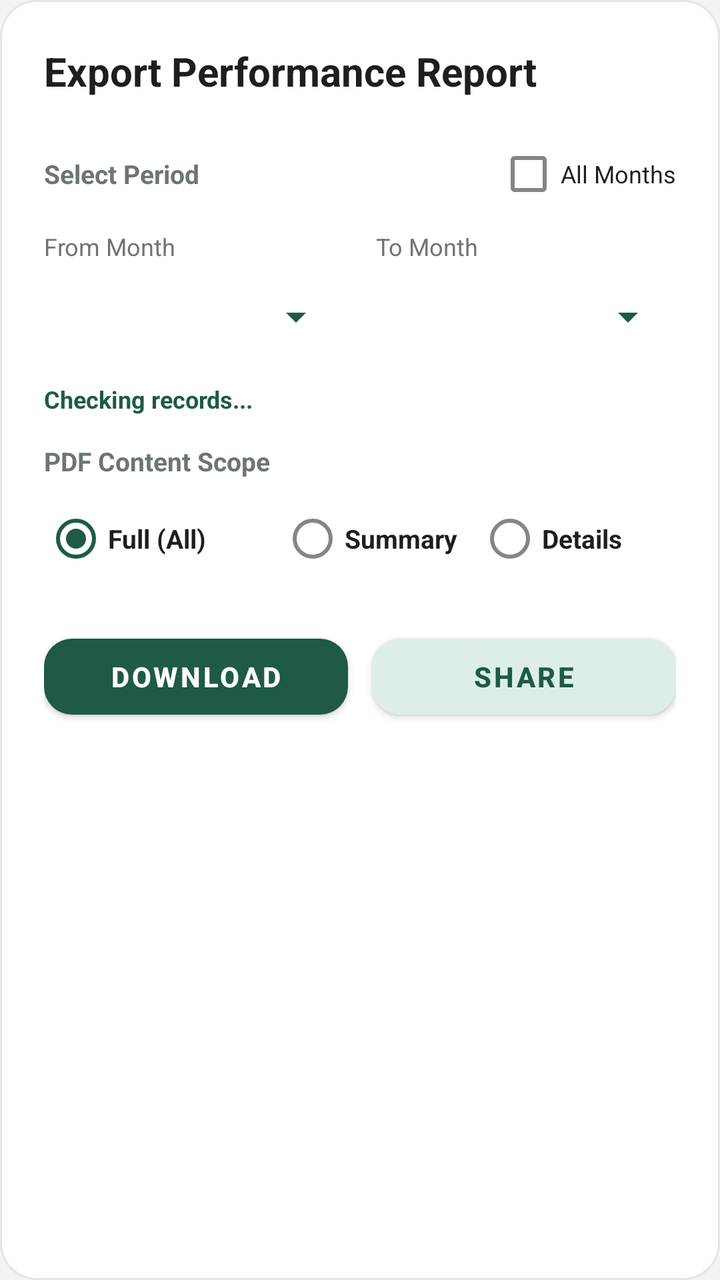
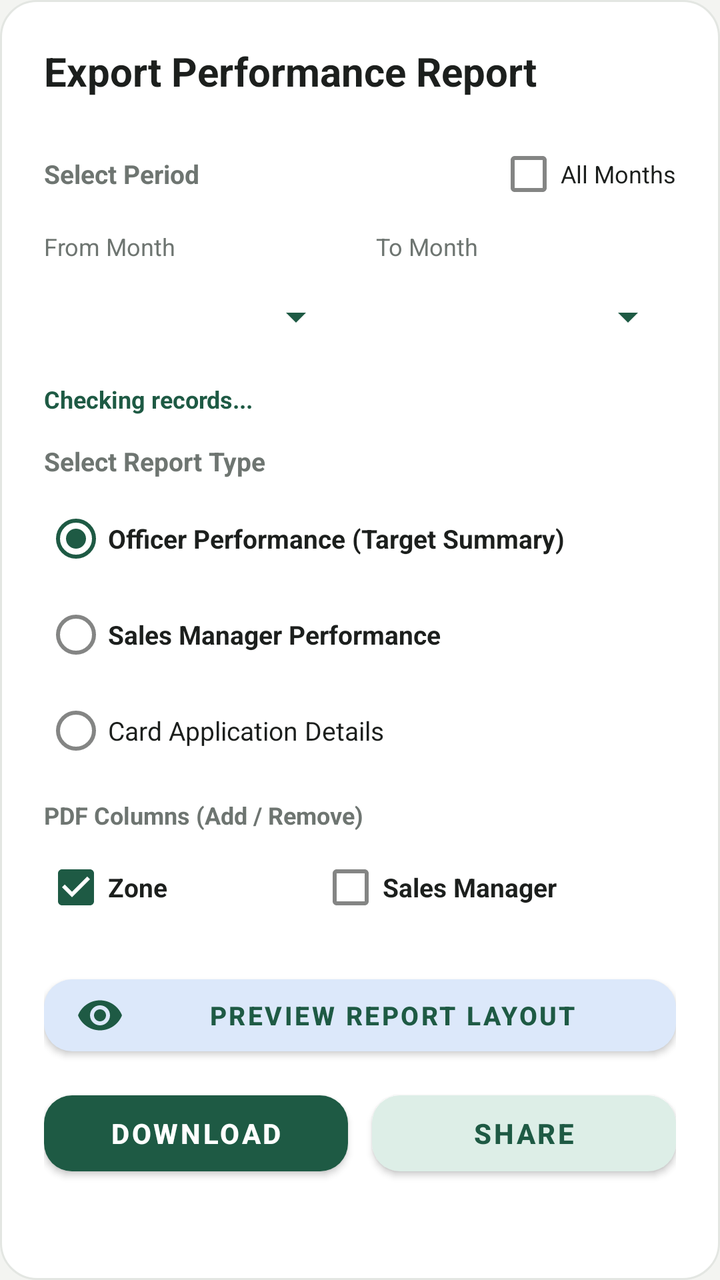

An Android layout rendered at two revisions. The XML below is the earlier revision; the diff shows what the commit changed to produce the second picture.
<!-- AndroidManifest.xml: application theme Theme.PerformanceTracker -->
<!-- res/layout/dialog_export_report.xml -->
<?xml version="1.0" encoding="utf-8"?>
<LinearLayout
     xmlns:android="http://schemas.android.com/apk/res/android"
     xmlns:app="http://schemas.android.com/apk/res-auto"
     android:layout_height="wrap_content"
     android:layout_width="match_parent"
     android:background="@drawable/bg_card_rounded"
     android:padding="22dp"
     android:orientation="vertical">

    <TextView
         android:layout_height="wrap_content"
         android:layout_width="match_parent"
         android:layout_marginBottom="14dp"
         android:textSize="20sp"
         android:textColor="@color/text_primary"
         android:id="@+id/tvExportTitle"
         android:text="Export Performance Report"
         android:textStyle="bold" />

    
    <LinearLayout
         android:id="@+id/layoutFormatSelection"
         android:layout_height="wrap_content"
         android:layout_width="match_parent"
         android:orientation="vertical"
         android:visibility="gone">

        <TextView
             android:id="@+id/tvFormatHeader"
             android:layout_height="wrap_content"
             android:layout_width="wrap_content"
             android:textColor="@color/text_secondary"
             android:text="Export Format"
             android:textSize="13sp"
             android:textStyle="bold" />

        <RadioGroup
             android:layout_height="wrap_content"
             android:layout_width="match_parent"
             android:layout_marginTop="6dp"
             android:layout_marginBottom="14dp"
             android:orientation="horizontal"
             android:id="@+id/rgExportFormat">

            <RadioButton
                 android:layout_height="wrap_content"
                 android:layout_width="0dp"
                 android:layout_weight="1"
                 android:textColor="@color/text_primary"
                 android:checked="true"
                 android:id="@+id/rbFormatXlsx"
                 android:text="Excel (.xlsx)"
                 android:textSize="13sp"
                 android:textStyle="bold" />

            <RadioButton
                 android:layout_height="wrap_content"
                 android:layout_width="0dp"
                 android:layout_weight="1"
                 android:textColor="@color/text_primary"
                 android:id="@+id/rbFormatCsv"
                 android:text="CSV (.csv)"
                 android:textSize="13sp"
                 android:textStyle="bold" />

            <RadioButton
                 android:layout_height="wrap_content"
                 android:layout_width="0dp"
                 android:layout_weight="1"
                 android:textColor="@color/text_primary"
                 android:id="@+id/rbFormatPdf"
                 android:text="PDF (.pdf)"
                 android:textSize="13sp"
                 android:textStyle="bold" />

        </RadioGroup>
    </LinearLayout>

    
    <LinearLayout
         android:layout_height="wrap_content"
         android:layout_width="match_parent"
         android:orientation="horizontal"
         android:gravity="center_vertical"
         android:layout_marginBottom="4dp">

        <TextView
             android:layout_height="wrap_content"
             android:layout_width="0dp"
             android:layout_weight="1"
             android:textColor="@color/text_secondary"
             android:text="Select Period"
             android:textSize="13sp"
             android:textStyle="bold" />

        <com.google.android.material.checkbox.MaterialCheckBox
             android:id="@+id/cbAllMonths"
             android:layout_width="wrap_content"
             android:layout_height="wrap_content"
             android:text="All Months"
             android:textSize="12sp"
             android:textColor="@color/text_primary" />
    </LinearLayout>

    <LinearLayout
         android:id="@+id/layoutMonthSpinners"
         android:layout_height="wrap_content"
         android:layout_width="match_parent"
         android:weightSum="2"
         android:layout_marginBottom="10dp"
         android:orientation="horizontal">

        <LinearLayout
             android:layout_height="wrap_content"
             android:layout_width="0dp"
             android:layout_marginEnd="8dp"
             android:orientation="vertical"
             android:layout_weight="1">

            <TextView
                 android:layout_height="wrap_content"
                 android:layout_width="wrap_content"
                 android:textColor="@color/text_secondary"
                 android:text="From Month"
                 android:textSize="12sp" />

            <Spinner
                 android:layout_height="46dp"
                 android:layout_width="match_parent"
                 android:backgroundTint="@color/primary"
                 android:layout_marginTop="4dp"
                 android:id="@+id/spinnerFromMonth" />

        </LinearLayout>

        <LinearLayout
             android:layout_height="wrap_content"
             android:layout_width="0dp"
             android:orientation="vertical"
             android:layout_marginStart="8dp"
             android:layout_weight="1">

            <TextView
                 android:layout_height="wrap_content"
                 android:layout_width="wrap_content"
                 android:textColor="@color/text_secondary"
                 android:text="To Month"
                 android:textSize="12sp" />

            <Spinner
                 android:layout_height="46dp"
                 android:layout_width="match_parent"
                 android:backgroundTint="@color/primary"
                 android:layout_marginTop="4dp"
                 android:id="@+id/spinnerToMonth" />

        </LinearLayout>

    </LinearLayout>

    
    <TextView
         android:id="@+id/tvExportRecordCount"
         android:layout_width="match_parent"
         android:layout_height="wrap_content"
         android:text="Checking records..."
         android:textSize="12sp"
         android:textStyle="bold"
         android:textColor="@color/primary"
         android:layout_marginBottom="14dp" />

    
    <LinearLayout
         android:id="@+id/layoutPdfContentOptions"
         android:layout_height="wrap_content"
         android:layout_width="match_parent"
         android:orientation="vertical">

        <TextView
             android:id="@+id/tvReportContentType"
             android:layout_height="wrap_content"
             android:layout_width="wrap_content"
             android:textColor="@color/text_secondary"
             android:text="PDF Content Scope"
             android:textSize="13sp"
             android:textStyle="bold" />

        <RadioGroup
             android:layout_height="wrap_content"
             android:layout_width="match_parent"
             android:layout_marginTop="6dp"
             android:layout_marginBottom="20dp"
             android:orientation="horizontal"
             android:id="@+id/rgExportType">

            <RadioButton
                 android:layout_height="wrap_content"
                 android:layout_width="0dp"
                 android:layout_weight="1.2"
                 android:textColor="@color/text_primary"
                 android:checked="true"
                 android:id="@+id/rbFullReport"
                 android:text="Full (All)"
                 android:textSize="13sp"
                 android:textStyle="bold" />

            <RadioButton
                 android:layout_height="wrap_content"
                 android:layout_width="0dp"
                 android:layout_weight="1"
                 android:textColor="@color/text_primary"
                 android:id="@+id/rbSummary"
                 android:text="Summary"
                 android:textSize="13sp"
                 android:textStyle="bold" />

            <RadioButton
                 android:layout_height="wrap_content"
                 android:layout_width="0dp"
                 android:layout_weight="1"
                 android:textColor="@color/text_primary"
                 android:id="@+id/rbDetails"
                 android:text="Details"
                 android:textSize="13sp"
                 android:textStyle="bold" />

        </RadioGroup>
    </LinearLayout>

    
    <LinearLayout
         android:id="@+id/layoutExcelContentOptions"
         android:layout_height="wrap_content"
         android:layout_width="match_parent"
         android:layout_marginTop="2dp"
         android:layout_marginBottom="20dp"
         android:orientation="vertical"
         android:visibility="gone">

        <TextView
             android:id="@+id/tvExcelContentHeader"
             android:layout_height="wrap_content"
             android:layout_width="wrap_content"
             android:textColor="@color/text_secondary"
             android:text="Report Content (Columns &amp; Sheets)"
             android:textSize="13sp"
             android:textStyle="bold"
             android:layout_marginBottom="6dp" />

        <LinearLayout
             android:layout_height="wrap_content"
             android:layout_width="match_parent"
             android:orientation="horizontal">

            <com.google.android.material.checkbox.MaterialCheckBox
                 android:id="@+id/cbExcelZone"
                 android:layout_width="0dp"
                 android:layout_height="wrap_content"
                 android:layout_weight="1"
                 android:checked="true"
                 android:text="Zone"
                 android:textSize="13sp"
                 android:textStyle="bold"
                 android:textColor="@color/text_primary" />

            <com.google.android.material.checkbox.MaterialCheckBox
                 android:id="@+id/cbExcelSalesManager"
                 android:layout_width="0dp"
                 android:layout_height="wrap_content"
                 android:layout_weight="1.3"
                 android:checked="false"
                 android:text="Sales Manager"
                 android:textSize="13sp"
                 android:textStyle="bold"
                 android:textColor="@color/text_primary" />

        </LinearLayout>

        <com.google.android.material.checkbox.MaterialCheckBox
             android:id="@+id/cbExcelApplicantDetails"
             android:layout_width="wrap_content"
             android:layout_height="wrap_content"
             android:checked="true"
             android:text="Include Applicant Details (Sheet 2)"
             android:textSize="12sp"
             android:textColor="@color/text_secondary" />

    </LinearLayout>

    
    <LinearLayout
         android:layout_height="wrap_content"
         android:layout_width="match_parent"
         android:weightSum="2"
         android:orientation="horizontal">

        <com.google.android.material.button.MaterialButton
             android:layout_height="50dp"
             android:layout_width="0dp"
             android:layout_weight="1"
             android:layout_marginEnd="6dp"
             app:backgroundTint="@color/primary"
             app:cornerRadius="14dp"
             app:elevation="0dp"
             android:textColor="#FFFFFF"
             android:id="@+id/btnDownloadReport"
             android:text="Download"
             android:textStyle="bold" />

        <com.google.android.material.button.MaterialButton
             android:layout_height="50dp"
             android:layout_width="0dp"
             android:layout_weight="1"
             android:layout_marginStart="6dp"
             app:backgroundTint="@color/badge_green_bg"
             app:cornerRadius="14dp"
             app:elevation="0dp"
             android:textColor="@color/badge_green_icon"
             android:id="@+id/btnShareReport"
             android:text="Share"
             android:textStyle="bold" />

    </LinearLayout>

</LinearLayout>
<!-- resources referenced by this layout -->
<resources>
  <color name="badge_green_bg">#DDEEE7</color>
  <color name="badge_green_icon">#1E5A44</color>
  <color name="primary">#1E5A44</color>
  <color name="text_primary">#1C1F1D</color>
  <color name="text_secondary">#6E7571</color>
  <!-- drawable bg_card_rounded (drawable) -->
  <?xml version="1.0" encoding="utf-8"?>
  <shape xmlns:android="http://schemas.android.com/apk/res/android">
      <solid android:color="@color/surface_card" />
      <stroke
          android:width="1dp"
          android:color="@color/card_stroke" />
      <corners android:radius="18dp" />
  </shape>
  <style name="Theme.PerformanceTracker" parent="Theme.MaterialComponents.Light.NoActionBar">
          <item name="colorPrimary">@color/primary</item>
          <item name="colorPrimaryVariant">@color/primary_dark</item>
          <item name="colorOnPrimary">@color/white</item>
          <item name="android:statusBarColor">@color/background</item>
          <item name="android:windowLightStatusBar">true</item>
          <item name="android:windowBackground">@color/background</item>
          <item name="colorSecondary">@color/secondary</item>
          <item name="colorSurface">@color/surface</item>
          <item name="colorOnSurface">@color/text_primary</item>
          <item name="colorControlNormal">@color/input_stroke_unfocused</item>
          <item name="colorControlActivated">@color/primary</item>
          <item name="android:textColorHint">@color/text_secondary</item>
          <item name="textInputStyle">@style/CustomOutlinedBox</item>
      </style>
  <color name="surface_card">#FFFFFF</color>
  <color name="card_stroke">#E3E6E2</color>
  <color name="primary_dark">#154333</color>
  <color name="white">#FFFFFF</color>
  <color name="background">#F3F4F1</color>
  <color name="secondary">#256650</color>
  <color name="surface">#FFFFFF</color>
  <color name="input_stroke_unfocused">#B4BEB8</color>
  <style name="CustomOutlinedBox" parent="Widget.MaterialComponents.TextInputLayout.OutlinedBox">
          <item name="boxStrokeColor">@color/box_stroke_selector</item>
          <item name="boxStrokeWidth">1.5dp</item>
          <item name="boxStrokeWidthFocused">2dp</item>
          <item name="boxBackgroundColor">@color/input_background</item>
          <item name="hintTextColor">@color/primary</item>
          <item name="android:textColorHint">@color/text_secondary</item>
          <item name="boxCornerRadiusTopStart">12dp</item>
          <item name="boxCornerRadiusTopEnd">12dp</item>
          <item name="boxCornerRadiusBottomStart">12dp</item>
          <item name="boxCornerRadiusBottomEnd">12dp</item>
      </style>
  <color name="input_background">#F7FAF8</color>
</resources>

<!-- the commit's change to res/layout/dialog_export_report.xml (unified diff, before → after) -->
@@ -182,7 +182,7 @@
              android:layout_height="wrap_content"
              android:layout_width="wrap_content"
              android:textColor="@color/text_secondary"
-             android:text="PDF Content Scope"
+             android:text="Select Report Type"
              android:textSize="13sp"
              android:textStyle="bold" />
 
@@ -190,42 +190,87 @@
              android:layout_height="wrap_content"
              android:layout_width="match_parent"
              android:layout_marginTop="6dp"
-             android:layout_marginBottom="20dp"
-             android:orientation="horizontal"
+             android:layout_marginBottom="10dp"
+             android:orientation="vertical"
              android:id="@+id/rgExportType">
 
             <RadioButton
                  android:layout_height="wrap_content"
-                 android:layout_width="0dp"
-                 android:layout_weight="1.2"
+                 android:layout_width="match_parent"
                  android:textColor="@color/text_primary"
                  android:checked="true"
-                 android:id="@+id/rbFullReport"
-                 android:text="Full (All)"
+                 android:id="@+id/rbSummary"
+                 android:text="Officer Performance (Target Summary)"
                  android:textSize="13sp"
                  android:textStyle="bold" />
 
             <RadioButton
                  android:layout_height="wrap_content"
-                 android:layout_width="0dp"
-                 android:layout_weight="1"
-                 android:textColor="@color/text_primary"
-                 android:id="@+id/rbSummary"
-                 android:text="Summary"
+                 android:layout_width="match_parent"
+                 android:textColor="@color/text_primary"
+                 android:id="@+id/rbSalesManagerReport"
+                 android:text="Sales Manager Performance"
                  android:textSize="13sp"
                  android:textStyle="bold" />
 
             <RadioButton
                  android:layout_height="wrap_content"
-                 android:layout_width="0dp"
-                 android:layout_weight="1"
+                 android:layout_width="match_parent"
                  android:textColor="@color/text_primary"
                  android:id="@+id/rbDetails"
-                 android:text="Details"
-                 android:textSize="13sp"
-                 android:textStyle="bold" />
+                 android:text="Card Application Details"
+                 android:textSize="13sp" />
 
         </RadioGroup>
+
+        
+        <LinearLayout
+             android:id="@+id/layoutPdfColumns"
+             android:layout_height="wrap_content"
+             android:layout_width="match_parent"
+             android:orientation="vertical"
+             android:layout_marginBottom="16dp">
+
+            <TextView
+                 android:layout_height="wrap_content"
+                 android:layout_width="wrap_content"
+                 android:textColor="@color/text_secondary"
+                 android:text="PDF Columns (Add / Remove)"
+                 android:textSize="12sp"
+                 android:textStyle="bold"
+                 android:layout_marginBottom="4dp" />
+
+            <LinearLayout
+                 android:layout_height="wrap_content"
+                 android:layout_width="match_parent"
+                 android:orientation="horizontal">
+
+                <com.google.android.material.checkbox.MaterialCheckBox
+                     android:id="@+id/cbPdfZone"
+                     android:layout_width="0dp"
+                     android:layout_height="wrap_content"
+                     android:layout_weight="1"
+                     android:checked="true"
+                     android:text="Zone"
+                     android:textSize="13sp"
+                     android:textStyle="bold"
+                     android:textColor="@color/text_primary" />
+
+                <com.google.android.material.checkbox.MaterialCheckBox
+                     android:id="@+id/cbPdfSalesManager"
+                     android:layout_width="0dp"
+                     android:layout_height="wrap_content"
+                     android:layout_weight="1.3"
+                     android:checked="false"
+                     android:text="Sales Manager"
+                     android:textSize="13sp"
+                     android:textStyle="bold"
+                     android:textColor="@color/text_primary" />
+
+            </LinearLayout>
+
+        </LinearLayout>
+
     </LinearLayout>
 
     
@@ -234,7 +279,7 @@
          android:layout_height="wrap_content"
          android:layout_width="match_parent"
          android:layout_marginTop="2dp"
-         android:layout_marginBottom="20dp"
+         android:layout_marginBottom="16dp"
          android:orientation="vertical"
          android:visibility="gone">
 
@@ -243,12 +288,50 @@
              android:layout_height="wrap_content"
              android:layout_width="wrap_content"
              android:textColor="@color/text_secondary"
-             android:text="Report Content (Columns &amp; Sheets)"
+             android:text="Select Report Type"
              android:textSize="13sp"
              android:textStyle="bold"
              android:layout_marginBottom="6dp" />
 
+        <RadioGroup
+             android:id="@+id/rgExcelReportType"
+             android:layout_width="match_parent"
+             android:layout_height="wrap_content"
+             android:orientation="vertical"
+             android:layout_marginBottom="10dp">
+
+            <RadioButton
+                 android:id="@+id/rbExcelOfficerPerformance"
+                 android:layout_width="match_parent"
+                 android:layout_height="wrap_content"
+                 android:checked="true"
+                 android:text="Officer Performance (Summary)"
+                 android:textSize="13sp"
+                 android:textStyle="bold"
+                 android:textColor="@color/text_primary" />
+
+            <RadioButton
+                 android:id="@+id/rbExcelSalesManagerReport"
+                 android:layout_width="match_parent"
+                 android:layout_height="wrap_content"
+                 android:text="Sales Manager Performance"
+                 android:textSize="13sp"
+                 android:textStyle="bold"
+                 android:textColor="@color/text_primary" />
+
+        </RadioGroup>
+
+        <TextView
+             android:layout_height="wrap_content"
+             android:layout_width="wrap_content"
+             android:textColor="@color/text_secondary"
+             android:text="Excel Columns &amp; Sheets"
+             android:textSize="12sp"
+             android:textStyle="bold"
+             android:layout_marginBottom="4dp" />
+
         <LinearLayout
+             android:id="@+id/layoutExcelColumns"
              android:layout_height="wrap_content"
              android:layout_width="match_parent"
              android:orientation="horizontal">
@@ -282,11 +365,27 @@
              android:layout_width="wrap_content"
              android:layout_height="wrap_content"
              android:checked="true"
-             android:text="Include Applicant Details (Sheet 2)"
+             android:text="Include Applicant Details Sheet"
              android:textSize="12sp"
              android:textColor="@color/text_secondary" />
 
     </LinearLayout>
+
+    
+    <com.google.android.material.button.MaterialButton
+        android:id="@+id/btnPreviewReport"
+        android:layout_width="match_parent"
+        android:layout_height="48dp"
+        android:layout_marginBottom="10dp"
+        android:text="Preview Report Layout"
+        android:textSize="13sp"
+        android:textStyle="bold"
+        android:textColor="@color/primary"
+        app:backgroundTint="@color/badge_blue_bg"
+        app:cornerRadius="14dp"
+        app:elevation="0dp"
+        app:icon="@drawable/ic_preview"
+        app:iconTint="@color/primary" />
 
     
     <LinearLayout
<!-- resource entries referenced after the edit -->
@@ -1,5 +1,6 @@
 <!-- resources referenced by this layout -->
 <resources>
+  <color name="badge_blue_bg">#DCE8FA</color>
   <color name="badge_green_bg">#DDEEE7</color>
   <color name="badge_green_icon">#1E5A44</color>
   <color name="primary">#1E5A44</color>
@@ -14,6 +15,16 @@
           android:color="@color/card_stroke" />
       <corners android:radius="18dp" />
   </shape>
+  <!-- drawable ic_preview (drawable) -->
+  <vector xmlns:android="http://schemas.android.com/apk/res/android"
+      android:width="24dp"
+      android:height="24dp"
+      android:viewportWidth="24"
+      android:viewportHeight="24">
+    <path
+        android:fillColor="#1E3A8A"
+        android:pathData="M12,4.5C7,4.5 2.73,7.61 1,12c1.73,4.39 6,7.5 11,7.5s9.27,-3.11 11,-7.5c-1.73,-4.39 -6,-7.5 -11,-7.5zM12,17c-2.76,0 -5,-2.24 -5,-5s2.24,-5 5,-5 5,2.24 5,5 -2.24,5 -5,5zM12,9c-1.66,0 -3,1.34 -3,3s1.34,3 3,3 3,-1.34 3,-3 -1.34,-3 -3,-3z"/>
+  </vector>
   <style name="Theme.PerformanceTracker" parent="Theme.MaterialComponents.Light.NoActionBar">
           <item name="colorPrimary">@color/primary</item>
           <item name="colorPrimaryVariant">@color/primary_dark</item>
